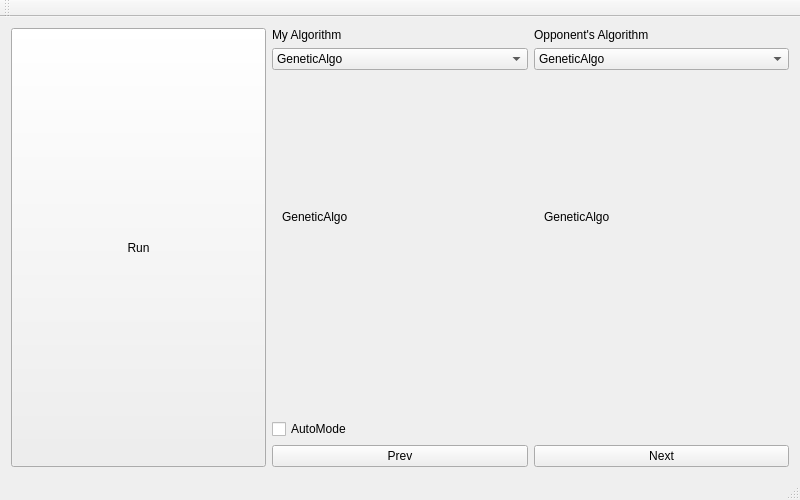
This is Mejirodai/mejirodai.ui in tnct-spc/procon2018-comp as Qt 5 draws it before an edit. The edited form follows.
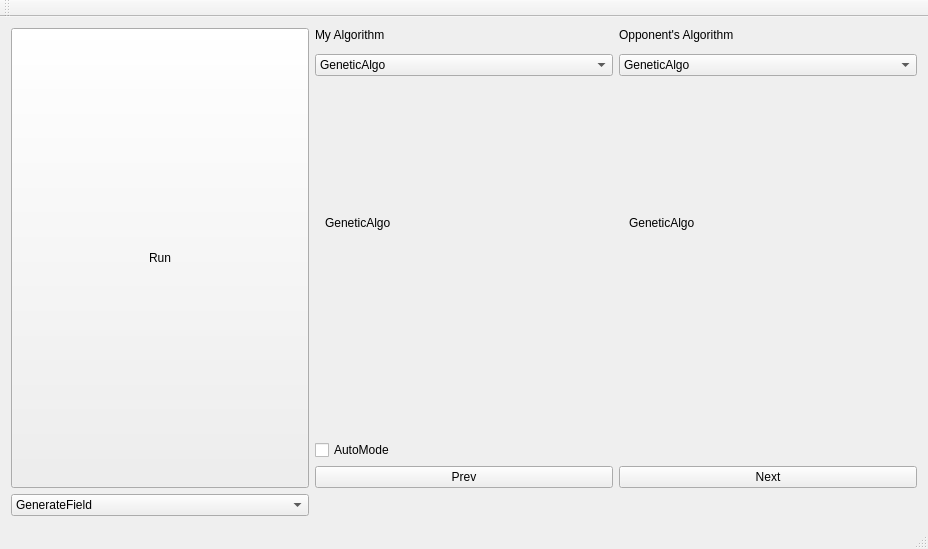
This is the edited form.

What changed in the file:
```diff
--- a/Mejirodai/mejirodai.ui
+++ b/Mejirodai/mejirodai.ui
@@ -6,8 +6,8 @@
    <rect>
     <x>0</x>
     <y>0</y>
-    <width>800</width>
-    <height>500</height>
+    <width>928</width>
+    <height>549</height>
    </rect>
   </property>
   <property name="sizePolicy">
@@ -21,7 +21,7 @@
   </property>
   <widget class="QWidget" name="centralWidget">
    <layout class="QGridLayout" name="gridLayout">
-    <item row="1" column="1" rowspan="2">
+    <item row="3" column="1" rowspan="2">
      <widget class="QComboBox" name="selectMyAlgorithmBox">
       <property name="sizePolicy">
        <sizepolicy hsizetype="Preferred" vsizetype="Minimum">
@@ -84,7 +84,7 @@
       </item>
      </widget>
     </item>
-    <item row="1" column="2" rowspan="2">
+    <item row="3" column="2" rowspan="2">
      <widget class="QComboBox" name="selectOpponentAlgorithmBox">
       <property name="sizePolicy">
        <sizepolicy hsizetype="Preferred" vsizetype="Minimum">
@@ -144,7 +144,7 @@
       </item>
      </widget>
     </item>
-    <item row="5" column="1" alignment="Qt::AlignBottom">
+    <item row="7" column="1" alignment="Qt::AlignBottom">
      <widget class="QPushButton" name="goPrev">
       <property name="sizePolicy">
        <sizepolicy hsizetype="Preferred" vsizetype="Maximum">
@@ -157,7 +157,7 @@
       </property>
      </widget>
     </item>
-    <item row="5" column="2" alignment="Qt::AlignBottom">
+    <item row="7" column="2" alignment="Qt::AlignBottom">
      <widget class="QPushButton" name="goNext">
       <property name="sizePolicy">
        <sizepolicy hsizetype="Preferred" vsizetype="Maximum">
@@ -175,7 +175,7 @@
       </property>
      </widget>
     </item>
-    <item row="0" column="1" alignment="Qt::AlignTop">
+    <item row="1" column="1" alignment="Qt::AlignTop">
      <widget class="QLabel" name="label">
       <property name="sizePolicy">
        <sizepolicy hsizetype="Preferred" vsizetype="Minimum">
@@ -188,7 +188,7 @@
       </property>
      </widget>
     </item>
-    <item row="0" column="0" rowspan="6">
+    <item row="1" column="0" rowspan="7">
      <widget class="QPushButton" name="runButton">
       <property name="sizePolicy">
        <sizepolicy hsizetype="MinimumExpanding" vsizetype="Preferred">
@@ -201,7 +201,7 @@
       </property>
      </widget>
     </item>
-    <item row="3" column="2">
+    <item row="5" column="2">
      <widget class="QStackedWidget" name="opponent_stackedWidget">
       <property name="sizePolicy">
        <sizepolicy hsizetype="Preferred" vsizetype="Preferred">
@@ -241,7 +241,7 @@
       </widget>
      </widget>
     </item>
-    <item row="0" column="2" alignment="Qt::AlignTop">
+    <item row="1" column="2" alignment="Qt::AlignTop">
      <widget class="QLabel" name="label_2">
       <property name="sizePolicy">
        <sizepolicy hsizetype="Preferred" vsizetype="Minimum">
@@ -254,7 +254,7 @@
       </property>
      </widget>
     </item>
-    <item row="4" column="1">
+    <item row="6" column="1">
      <widget class="QCheckBox" name="autoMode">
       <property name="sizePolicy">
        <sizepolicy hsizetype="Minimum" vsizetype="Maximum">
@@ -267,7 +267,7 @@
       </property>
      </widget>
     </item>
-    <item row="3" column="1">
+    <item row="5" column="1">
      <widget class="QStackedWidget" name="my_stackedWidget">
       <property name="currentIndex">
        <number>0</number>
@@ -304,6 +304,20 @@
       </widget>
      </widget>
     </item>
+    <item row="8" column="0">
+     <widget class="QComboBox" name="InputMethodSelect">
+      <item>
+       <property name="text">
+        <string>GenerateField</string>
+       </property>
+      </item>
+      <item>
+       <property name="text">
+        <string>CSVImport</string>
+       </property>
+      </item>
+     </widget>
+    </item>
    </layout>
   </widget>
   <widget class="QMenuBar" name="menuBar">
```
Left out of the diff: 7 changed lines with no effect on the pictures.
